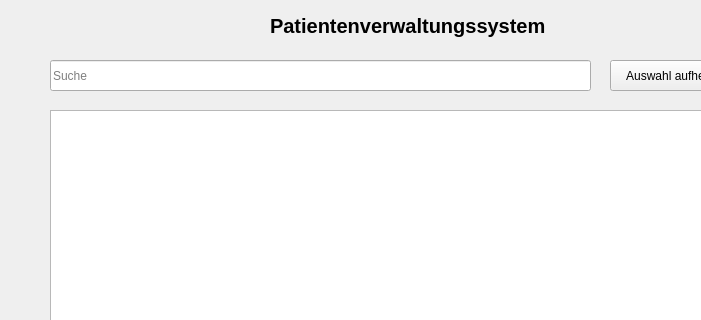
Qt form view/ui/mainwindow.ui (cavoq/patient-management-system) before a commit; both pictures show x 0 to 701 and y 0 to 320 of the 800 by 600 pixel window.
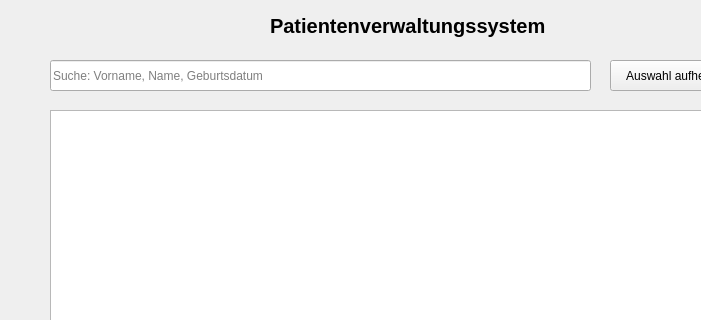
The same form after that commit.

What changed in the file:
```diff
--- a/view/ui/mainwindow.ui
+++ b/view/ui/mainwindow.ui
@@ -114,7 +114,7 @@
      </rect>
     </property>
     <property name="placeholderText">
-     <string>Suche</string>
+     <string>Suche: Vorname, Name, Geburtsdatum</string>
     </property>
    </widget>
    <widget class="QPushButton" name="cancelSelectionButton">
```
Left out of the diff: 2 changed lines with no effect on the pictures.
